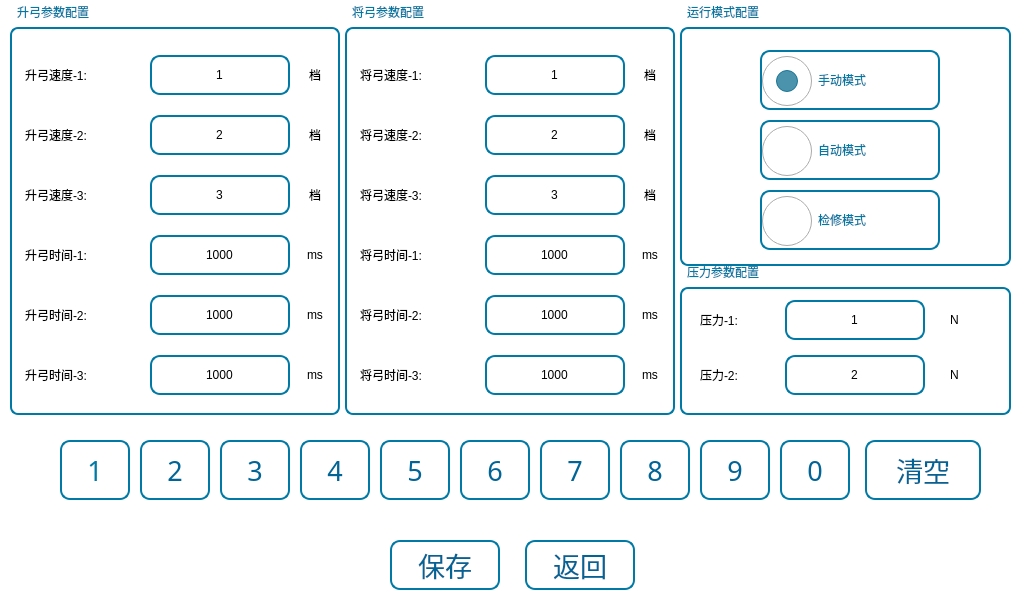
Old version of the form PantographCtrl/SystemConf/systemconf.ui in the repository Micheal1022/HostAppProject.
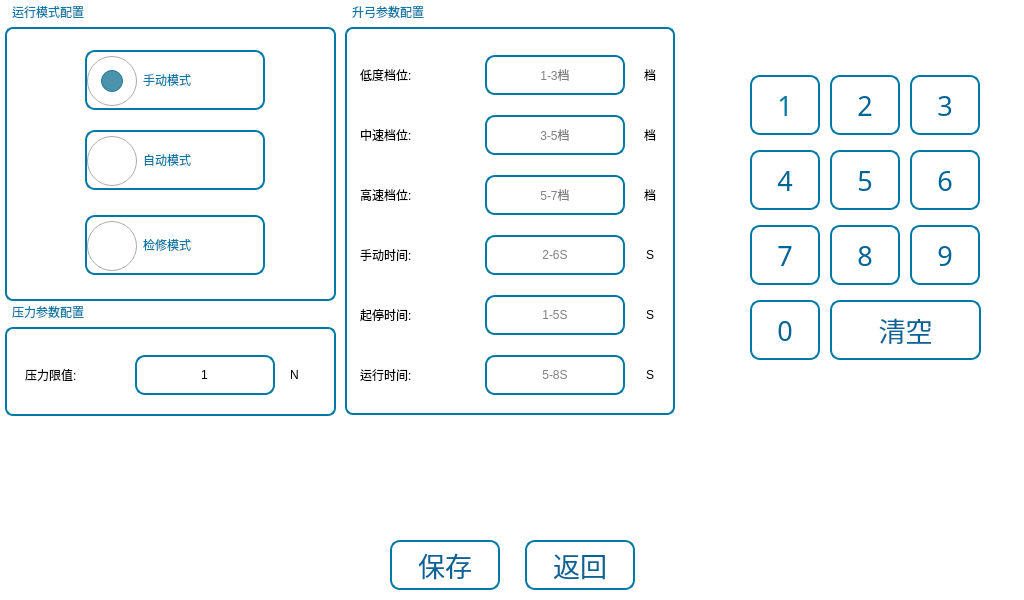
New version of the form. Icons and pictures are not drawn.

Diff of the .ui file:
```diff
--- a/PantographCtrl/SystemConf/systemconf.ui
+++ b/PantographCtrl/SystemConf/systemconf.ui
@@ -73,10 +73,10 @@
   <widget class="QGroupBox" name="groupBox">
    <property name="geometry">
     <rect>
-     <x>680</x>
+     <x>5</x>
      <y>5</y>
      <width>331</width>
-     <height>261</height>
+     <height>296</height>
     </rect>
    </property>
    <property name="title">
@@ -86,7 +86,7 @@
     <property name="geometry">
      <rect>
       <x>80</x>
-      <y>115</y>
+      <y>125</y>
       <width>180</width>
       <height>60</height>
      </rect>
@@ -102,7 +102,7 @@
     <property name="geometry">
      <rect>
       <x>80</x>
-      <y>185</y>
+      <y>210</y>
       <width>180</width>
       <height>60</height>
      </rect>
@@ -134,10 +134,10 @@
   <widget class="QGroupBox" name="groupBox_2">
    <property name="geometry">
     <rect>
-     <x>680</x>
-     <y>265</y>
+     <x>5</x>
+     <y>305</y>
      <width>331</width>
-     <height>150</height>
+     <height>111</height>
     </rect>
    </property>
    <property name="title">
@@ -147,8 +147,8 @@
     <property name="geometry">
      <rect>
       <x>20</x>
-      <y>35</y>
-      <width>76</width>
+      <y>50</y>
+      <width>91</width>
       <height>40</height>
      </rect>
     </property>
@@ -157,48 +157,14 @@
 color: rgb(0, 0, 0);</string>
     </property>
     <property name="text">
-     <string>压力-1:</string>
-    </property>
-   </widget>
-   <widget class="QLabel" name="lb_13">
-    <property name="geometry">
-     <rect>
-      <x>20</x>
-      <y>90</y>
-      <width>76</width>
-      <height>40</height>
-     </rect>
-    </property>
-    <property name="styleSheet">
-     <string notr="true">font: 14pt &quot;文泉驿等宽微米黑&quot;;
-color: rgb(0, 0, 0);</string>
-    </property>
-    <property name="text">
-     <string>压力-2:</string>
+     <string>压力限值:</string>
     </property>
    </widget>
    <widget class="QLabel" name="lb_14">
     <property name="geometry">
      <rect>
-      <x>270</x>
-      <y>35</y>
-      <width>30</width>
-      <height>40</height>
-     </rect>
-    </property>
-    <property name="styleSheet">
-     <string notr="true">font: 14pt &quot;文泉驿等宽微米黑&quot;;
-color: rgb(0, 0, 0);</string>
-    </property>
-    <property name="text">
-     <string>N</string>
-    </property>
-   </widget>
-   <widget class="QLabel" name="lb_15">
-    <property name="geometry">
-     <rect>
-      <x>270</x>
-      <y>90</y>
+      <x>285</x>
+      <y>50</y>
       <width>30</width>
       <height>40</height>
      </rect>
@@ -214,8 +180,8 @@
    <widget class="QLineEdit" name="lineEditP_1">
     <property name="geometry">
      <rect>
-      <x>105</x>
-      <y>35</y>
+      <x>130</x>
+      <y>50</y>
       <width>140</width>
       <height>40</height>
      </rect>
@@ -239,39 +205,11 @@
      <string>0-1000N</string>
     </property>
    </widget>
-   <widget class="QLineEdit" name="lineEditP_2">
-    <property name="geometry">
-     <rect>
-      <x>105</x>
-      <y>90</y>
-      <width>140</width>
-      <height>40</height>
-     </rect>
-    </property>
-    <property name="focusPolicy">
-     <enum>Qt::StrongFocus</enum>
-    </property>
-    <property name="text">
-     <string>2</string>
-    </property>
-    <property name="maxLength">
-     <number>4</number>
-    </property>
-    <property name="echoMode">
-     <enum>QLineEdit::Normal</enum>
-    </property>
-    <property name="alignment">
-     <set>Qt::AlignCenter</set>
-    </property>
-    <property name="placeholderText">
-     <string>0-1000N</string>
-    </property>
-   </widget>
   </widget>
   <widget class="QGroupBox" name="groupBox_3">
    <property name="geometry">
     <rect>
-     <x>10</x>
+     <x>345</x>
      <y>5</y>
      <width>330</width>
      <height>410</height>
@@ -294,7 +232,7 @@
 color: rgb(0, 0, 0);</string>
     </property>
     <property name="text">
-     <string>升弓速度-1:</string>
+     <string>低度档位:</string>
     </property>
    </widget>
    <widget class="QLabel" name="lb_4">
@@ -311,7 +249,7 @@
 color: rgb(0, 0, 0);</string>
     </property>
     <property name="text">
-     <string>升弓速度-2:</string>
+     <string>中速档位:</string>
     </property>
    </widget>
    <widget class="QLabel" name="lb_5">
@@ -328,7 +266,7 @@
 color: rgb(0, 0, 0);</string>
     </property>
     <property name="text">
-     <string>升弓速度-3:</string>
+     <string>高速档位:</string>
     </property>
    </widget>
    <widget class="QLabel" name="lb_6">
@@ -345,7 +283,7 @@
 color: rgb(0, 0, 0);</string>
     </property>
     <property name="text">
-     <string>升弓时间-1:</string>
+     <string>手动时间:</string>
     </property>
    </widget>
    <widget class="QLabel" name="lb_7">
@@ -362,7 +300,7 @@
 color: rgb(0, 0, 0);</string>
     </property>
     <property name="text">
-     <string>升弓时间-2:</string>
+     <string>起停时间:</string>
     </property>
    </widget>
    <widget class="QLabel" name="lb_8">
@@ -379,7 +317,7 @@
 color: rgb(0, 0, 0);</string>
     </property>
     <property name="text">
-     <string>升弓时间-3:</string>
+     <string>运行时间:</string>
     </property>
    </widget>
    <widget class="QLineEdit" name="lineEditRS_1">
@@ -395,7 +333,7 @@
      <enum>Qt::StrongFocus</enum>
     </property>
     <property name="text">
-     <string>1</string>
+     <string/>
     </property>
     <property name="maxLength">
      <number>1</number>
@@ -407,7 +345,7 @@
      <set>Qt::AlignCenter</set>
     </property>
     <property name="placeholderText">
-     <string>1-7档</string>
+     <string>1-3档</string>
     </property>
    </widget>
    <widget class="QLineEdit" name="lineEditRS_2">
@@ -423,7 +361,7 @@
      <enum>Qt::StrongFocus</enum>
     </property>
     <property name="text">
-     <string>2</string>
+     <string/>
     </property>
     <property name="maxLength">
      <number>1</number>
@@ -435,7 +373,7 @@
      <set>Qt::AlignCenter</set>
     </property>
     <property name="placeholderText">
-     <string>1-7档</string>
+     <string>3-5档</string>
     </property>
    </widget>
    <widget class="QLineEdit" name="lineEditRS_3">
@@ -451,7 +389,7 @@
      <enum>Qt::StrongFocus</enum>
     </property>
     <property name="text">
-     <string>3</string>
+     <string/>
     </property>
     <property name="maxLength">
      <number>1</number>
@@ -463,7 +401,7 @@
      <set>Qt::AlignCenter</set>
     </property>
     <property name="placeholderText">
-     <string>1-7档</string>
+     <string>5-7档</string>
     </property>
    </widget>
    <widget class="QLineEdit" name="lineEditRT_1">
@@ -479,7 +417,7 @@
      <enum>Qt::StrongFocus</enum>
     </property>
     <property name="text">
-     <string>1000</string>
+     <string/>
     </property>
     <property name="maxLength">
      <number>4</number>
@@ -491,7 +429,7 @@
      <set>Qt::AlignCenter</set>
     </property>
     <property name="placeholderText">
-     <string>0-30000ms</string>
+     <string>2-6S</string>
     </property>
    </widget>
    <widget class="QLineEdit" name="lineEditRT_2">
@@ -507,7 +445,7 @@
      <enum>Qt::StrongFocus</enum>
     </property>
     <property name="text">
-     <string>1000</string>
+     <string/>
     </property>
     <property name="maxLength">
      <number>4</number>
@@ -519,7 +457,7 @@
      <set>Qt::AlignCenter</set>
     </property>
     <property name="placeholderText">
-     <string>0-30000ms</string>
+     <string>1-5S</string>
     </property>
    </widget>
    <widget class="QLineEdit" name="lineEditRT_3">
@@ -535,7 +473,7 @@
      <enum>Qt::StrongFocus</enum>
     </property>
     <property name="text">
-     <string>1000</string>
+     <string/>
     </property>
     <property name="maxLength">
      <number>4</number>
@@ -547,7 +485,7 @@
      <set>Qt::AlignCenter</set>
     </property>
     <property name="placeholderText">
-     <string>0-30000ms</string>
+     <string>5-8S</string>
     </property>
    </widget>
    <widget class="QLabel" name="lb_16">
@@ -624,7 +562,7 @@
 color: rgb(0, 0, 0);</string>
     </property>
     <property name="text">
-     <string>ms</string>
+     <string>S</string>
     </property>
     <property name="alignment">
      <set>Qt::AlignCenter</set>
@@ -644,7 +582,7 @@
 color: rgb(0, 0, 0);</string>
     </property>
     <property name="text">
-     <string>ms</string>
+     <string>S</string>
     </property>
     <property name="alignment">
      <set>Qt::AlignCenter</set>
@@ -664,410 +602,7 @@
 color: rgb(0, 0, 0);</string>
     </property>
     <property name="text">
-     <string>ms</string>
-    </property>
-    <property name="alignment">
-     <set>Qt::AlignCenter</set>
-    </property>
-   </widget>
-  </widget>
-  <widget class="QGroupBox" name="groupBox_4">
-   <property name="geometry">
-    <rect>
-     <x>345</x>
-     <y>5</y>
-     <width>330</width>
-     <height>410</height>
-    </rect>
-   </property>
-   <property name="title">
-    <string>将弓参数配置</string>
-   </property>
-   <widget class="QLabel" name="lb_9">
-    <property name="geometry">
-     <rect>
-      <x>15</x>
-      <y>50</y>
-      <width>110</width>
-      <height>40</height>
-     </rect>
-    </property>
-    <property name="styleSheet">
-     <string notr="true">font: 14pt &quot;文泉驿等宽微米黑&quot;;
-color: rgb(0, 0, 0);</string>
-    </property>
-    <property name="text">
-     <string>将弓速度-1:</string>
-    </property>
-   </widget>
-   <widget class="QLabel" name="lb_10">
-    <property name="geometry">
-     <rect>
-      <x>15</x>
-      <y>110</y>
-      <width>110</width>
-      <height>40</height>
-     </rect>
-    </property>
-    <property name="styleSheet">
-     <string notr="true">font: 14pt &quot;文泉驿等宽微米黑&quot;;
-color: rgb(0, 0, 0);</string>
-    </property>
-    <property name="text">
-     <string>将弓速度-2:</string>
-    </property>
-   </widget>
-   <widget class="QLabel" name="lb_11">
-    <property name="geometry">
-     <rect>
-      <x>15</x>
-      <y>170</y>
-      <width>110</width>
-      <height>40</height>
-     </rect>
-    </property>
-    <property name="styleSheet">
-     <string notr="true">font: 14pt &quot;文泉驿等宽微米黑&quot;;
-color: rgb(0, 0, 0);</string>
-    </property>
-    <property name="text">
-     <string>将弓速度-3:</string>
-    </property>
-   </widget>
-   <widget class="QLabel" name="lb_22">
-    <property name="geometry">
-     <rect>
-      <x>15</x>
-      <y>230</y>
-      <width>110</width>
-      <height>40</height>
-     </rect>
-    </property>
-    <property name="styleSheet">
-     <string notr="true">font: 14pt &quot;文泉驿等宽微米黑&quot;;
-color: rgb(0, 0, 0);</string>
-    </property>
-    <property name="text">
-     <string>将弓时间-1:</string>
-    </property>
-   </widget>
-   <widget class="QLabel" name="lb_23">
-    <property name="geometry">
-     <rect>
-      <x>15</x>
-      <y>290</y>
-      <width>110</width>
-      <height>40</height>
-     </rect>
-    </property>
-    <property name="styleSheet">
-     <string notr="true">font: 14pt &quot;文泉驿等宽微米黑&quot;;
-color: rgb(0, 0, 0);</string>
-    </property>
-    <property name="text">
-     <string>将弓时间-2:</string>
-    </property>
-   </widget>
-   <widget class="QLabel" name="lb_24">
-    <property name="geometry">
-     <rect>
-      <x>15</x>
-      <y>350</y>
-      <width>110</width>
-      <height>40</height>
-     </rect>
-    </property>
-    <property name="styleSheet">
-     <string notr="true">font: 14pt &quot;文泉驿等宽微米黑&quot;;
-color: rgb(0, 0, 0);</string>
-    </property>
-    <property name="text">
-     <string>将弓时间-3:</string>
-    </property>
-   </widget>
-   <widget class="QLineEdit" name="lineEditDS_1">
-    <property name="geometry">
-     <rect>
-      <x>140</x>
-      <y>50</y>
-      <width>140</width>
-      <height>40</height>
-     </rect>
-    </property>
-    <property name="focusPolicy">
-     <enum>Qt::StrongFocus</enum>
-    </property>
-    <property name="text">
-     <string>1</string>
-    </property>
-    <property name="maxLength">
-     <number>1</number>
-    </property>
-    <property name="echoMode">
-     <enum>QLineEdit::Normal</enum>
-    </property>
-    <property name="alignment">
-     <set>Qt::AlignCenter</set>
-    </property>
-    <property name="placeholderText">
-     <string>1-7档</string>
-    </property>
-   </widget>
-   <widget class="QLineEdit" name="lineEditDS_2">
-    <property name="geometry">
-     <rect>
-      <x>140</x>
-      <y>110</y>
-      <width>140</width>
-      <height>40</height>
-     </rect>
-    </property>
-    <property name="focusPolicy">
-     <enum>Qt::StrongFocus</enum>
-    </property>
-    <property name="text">
-     <string>2</string>
-    </property>
-    <property name="maxLength">
-     <number>1</number>
-    </property>
-    <property name="echoMode">
-     <enum>QLineEdit::Normal</enum>
-    </property>
-    <property name="alignment">
-     <set>Qt::AlignCenter</set>
-    </property>
-    <property name="placeholderText">
-     <string>1-7档</string>
-    </property>
-   </widget>
-   <widget class="QLineEdit" name="lineEditDS_3">
-    <property name="geometry">
-     <rect>
-      <x>140</x>
-      <y>170</y>
-      <width>140</width>
-      <height>40</height>
-     </rect>
-    </property>
-    <property name="focusPolicy">
-     <enum>Qt::StrongFocus</enum>
-    </property>
-    <property name="text">
-     <string>3</string>
-    </property>
-    <property name="maxLength">
-     <number>1</number>
-    </property>
-    <property name="echoMode">
-     <enum>QLineEdit::Normal</enum>
-    </property>
-    <property name="alignment">
-     <set>Qt::AlignCenter</set>
-    </property>
-    <property name="placeholderText">
-     <string>1-7档</string>
-    </property>
-   </widget>
-   <widget class="QLineEdit" name="lineEditDT_1">
-    <property name="geometry">
-     <rect>
-      <x>140</x>
-      <y>230</y>
-      <width>140</width>
-      <height>40</height>
-     </rect>
-    </property>
-    <property name="focusPolicy">
-     <enum>Qt::StrongFocus</enum>
-    </property>
-    <property name="text">
-     <string>1000</string>
-    </property>
-    <property name="maxLength">
-     <number>4</number>
-    </property>
-    <property name="echoMode">
-     <enum>QLineEdit::Normal</enum>
-    </property>
-    <property name="alignment">
-     <set>Qt::AlignCenter</set>
-    </property>
-    <property name="placeholderText">
-     <string>0-30000ms</string>
-    </property>
-   </widget>
-   <widget class="QLineEdit" name="lineEditDT_2">
-    <property name="geometry">
-     <rect>
-      <x>140</x>
-      <y>290</y>
-      <width>140</width>
-      <height>40</height>
-     </rect>
-    </property>
-    <property name="focusPolicy">
-     <enum>Qt::StrongFocus</enum>
-    </property>
-    <property name="text">
-     <string>1000</string>
-    </property>
-    <property name="maxLength">
-     <number>4</number>
-    </property>
-    <property name="echoMode">
-     <enum>QLineEdit::Normal</enum>
-    </property>
-    <property name="alignment">
-     <set>Qt::AlignCenter</set>
-    </property>
-    <property name="placeholderText">
-     <string>0-30000ms</string>
-    </property>
-   </widget>
-   <widget class="QLineEdit" name="lineEditDT_3">
-    <property name="geometry">
-     <rect>
-      <x>140</x>
-      <y>350</y>
-      <width>140</width>
-      <height>40</height>
-     </rect>
-    </property>
-    <property name="focusPolicy">
-     <enum>Qt::StrongFocus</enum>
-    </property>
-    <property name="text">
-     <string>1000</string>
-    </property>
-    <property name="maxLength">
-     <number>4</number>
-    </property>
-    <property name="echoMode">
-     <enum>QLineEdit::Normal</enum>
-    </property>
-    <property name="alignment">
-     <set>Qt::AlignCenter</set>
-    </property>
-    <property name="placeholderText">
-     <string>0-30000ms</string>
-    </property>
-   </widget>
-   <widget class="QLabel" name="lb_25">
-    <property name="geometry">
-     <rect>
-      <x>290</x>
-      <y>110</y>
-      <width>30</width>
-      <height>40</height>
-     </rect>
-    </property>
-    <property name="styleSheet">
-     <string notr="true">font: 14pt &quot;文泉驿等宽微米黑&quot;;
-color: rgb(0, 0, 0);</string>
-    </property>
-    <property name="text">
-     <string>档</string>
-    </property>
-    <property name="alignment">
-     <set>Qt::AlignCenter</set>
-    </property>
-   </widget>
-   <widget class="QLabel" name="lb_26">
-    <property name="geometry">
-     <rect>
-      <x>290</x>
-      <y>50</y>
-      <width>30</width>
-      <height>40</height>
-     </rect>
-    </property>
-    <property name="styleSheet">
-     <string notr="true">font: 14pt &quot;文泉驿等宽微米黑&quot;;
-color: rgb(0, 0, 0);</string>
-    </property>
-    <property name="text">
-     <string>档</string>
-    </property>
-    <property name="alignment">
-     <set>Qt::AlignCenter</set>
-    </property>
-   </widget>
-   <widget class="QLabel" name="lb_27">
-    <property name="geometry">
-     <rect>
-      <x>290</x>
-      <y>170</y>
-      <width>30</width>
-      <height>40</height>
-     </rect>
-    </property>
-    <property name="styleSheet">
-     <string notr="true">font: 14pt &quot;文泉驿等宽微米黑&quot;;
-color: rgb(0, 0, 0);</string>
-    </property>
-    <property name="text">
-     <string>档</string>
-    </property>
-    <property name="alignment">
-     <set>Qt::AlignCenter</set>
-    </property>
-   </widget>
-   <widget class="QLabel" name="lb_28">
-    <property name="geometry">
-     <rect>
-      <x>290</x>
-      <y>230</y>
-      <width>30</width>
-      <height>40</height>
-     </rect>
-    </property>
-    <property name="styleSheet">
-     <string notr="true">font: 14pt &quot;文泉驿等宽微米黑&quot;;
-color: rgb(0, 0, 0);</string>
-    </property>
-    <property name="text">
-     <string>ms</string>
-    </property>
-    <property name="alignment">
-     <set>Qt::AlignCenter</set>
-    </property>
-   </widget>
-   <widget class="QLabel" name="lb_29">
-    <property name="geometry">
-     <rect>
-      <x>290</x>
-      <y>290</y>
-      <width>30</width>
-      <height>40</height>
-     </rect>
-    </property>
-    <property name="styleSheet">
-     <string notr="true">font: 14pt &quot;文泉驿等宽微米黑&quot;;
-color: rgb(0, 0, 0);</string>
-    </property>
-    <property name="text">
-     <string>ms</string>
-    </property>
-    <property name="alignment">
-     <set>Qt::AlignCenter</set>
-    </property>
-   </widget>
-   <widget class="QLabel" name="lb_30">
-    <property name="geometry">
-     <rect>
-      <x>290</x>
-      <y>350</y>
-      <width>30</width>
-      <height>40</height>
-     </rect>
-    </property>
-    <property name="styleSheet">
-     <string notr="true">font: 14pt &quot;文泉驿等宽微米黑&quot;;
-color: rgb(0, 0, 0);</string>
-    </property>
-    <property name="text">
-     <string>ms</string>
+     <string>S</string>
     </property>
     <property name="alignment">
      <set>Qt::AlignCenter</set>
@@ -1156,8 +691,8 @@
   <widget class="QToolButton" name="tBtn_0">
    <property name="geometry">
     <rect>
-     <x>780</x>
-     <y>440</y>
+     <x>750</x>
+     <y>300</y>
      <width>70</width>
      <height>60</height>
     </rect>
@@ -1190,9 +725,9 @@
   <widget class="QToolButton" name="tBtn_del">
    <property name="geometry">
     <rect>
-     <x>865</x>
-     <y>440</y>
-     <width>116</width>
+     <x>830</x>
+     <y>300</y>
+     <width>151</width>
      <height>60</height>
     </rect>
    </property>
@@ -1230,8 +765,8 @@
   <widget class="QToolButton" name="tBtn_6">
    <property name="geometry">
     <rect>
-     <x>460</x>
-     <y>440</y>
+     <x>910</x>
+     <y>150</y>
      <width>70</width>
      <height>60</height>
     </rect>
@@ -1264,8 +799,8 @@
   <widget class="QToolButton" name="tBtn_7">
    <property name="geometry">
     <rect>
-     <x>540</x>
-     <y>440</y>
+     <x>750</x>
+     <y>225</y>
      <width>70</width>
      <height>60</height>
     </rect>
@@ -1298,8 +833,8 @@
   <widget class="QToolButton" name="tBtn_1">
    <property name="geometry">
     <rect>
-     <x>60</x>
-     <y>440</y>
+     <x>750</x>
+     <y>75</y>
      <width>70</width>
      <height>60</height>
     </rect>
@@ -1341,8 +876,8 @@
   <widget class="QToolButton" name="tBtn_2">
    <property name="geometry">
     <rect>
-     <x>140</x>
-     <y>440</y>
+     <x>830</x>
+     <y>75</y>
      <width>70</width>
      <height>60</height>
     </rect>
@@ -1375,8 +910,8 @@
   <widget class="QToolButton" name="tBtn_3">
    <property name="geometry">
     <rect>
-     <x>220</x>
-     <y>440</y>
+     <x>910</x>
+     <y>75</y>
      <width>70</width>
      <height>60</height>
     </rect>
@@ -1409,8 +944,8 @@
   <widget class="QToolButton" name="tBtn_9">
    <property name="geometry">
     <rect>
-     <x>700</x>
-     <y>440</y>
+     <x>910</x>
+     <y>225</y>
      <width>70</width>
      <height>60</height>
     </rect>
@@ -1443,8 +978,8 @@
   <widget class="QToolButton" name="tBtn_4">
    <property name="geometry">
     <rect>
-     <x>300</x>
-     <y>440</y>
+     <x>750</x>
+     <y>150</y>
      <width>70</width>
      <height>60</height>
     </rect>
@@ -1477,8 +1012,8 @@
   <widget class="QToolButton" name="tBtn_5">
    <property name="geometry">
     <rect>
-     <x>380</x>
-     <y>440</y>
+     <x>830</x>
+     <y>150</y>
      <width>70</width>
      <height>60</height>
     </rect>
@@ -1511,8 +1046,8 @@
   <widget class="QToolButton" name="tBtn_8">
    <property name="geometry">
     <rect>
-     <x>620</x>
-     <y>440</y>
+     <x>830</x>
+     <y>225</y>
      <width>70</width>
      <height>60</height>
     </rect>
```
Left out of the diff: 12 changed lines with no effect on the pictures.
